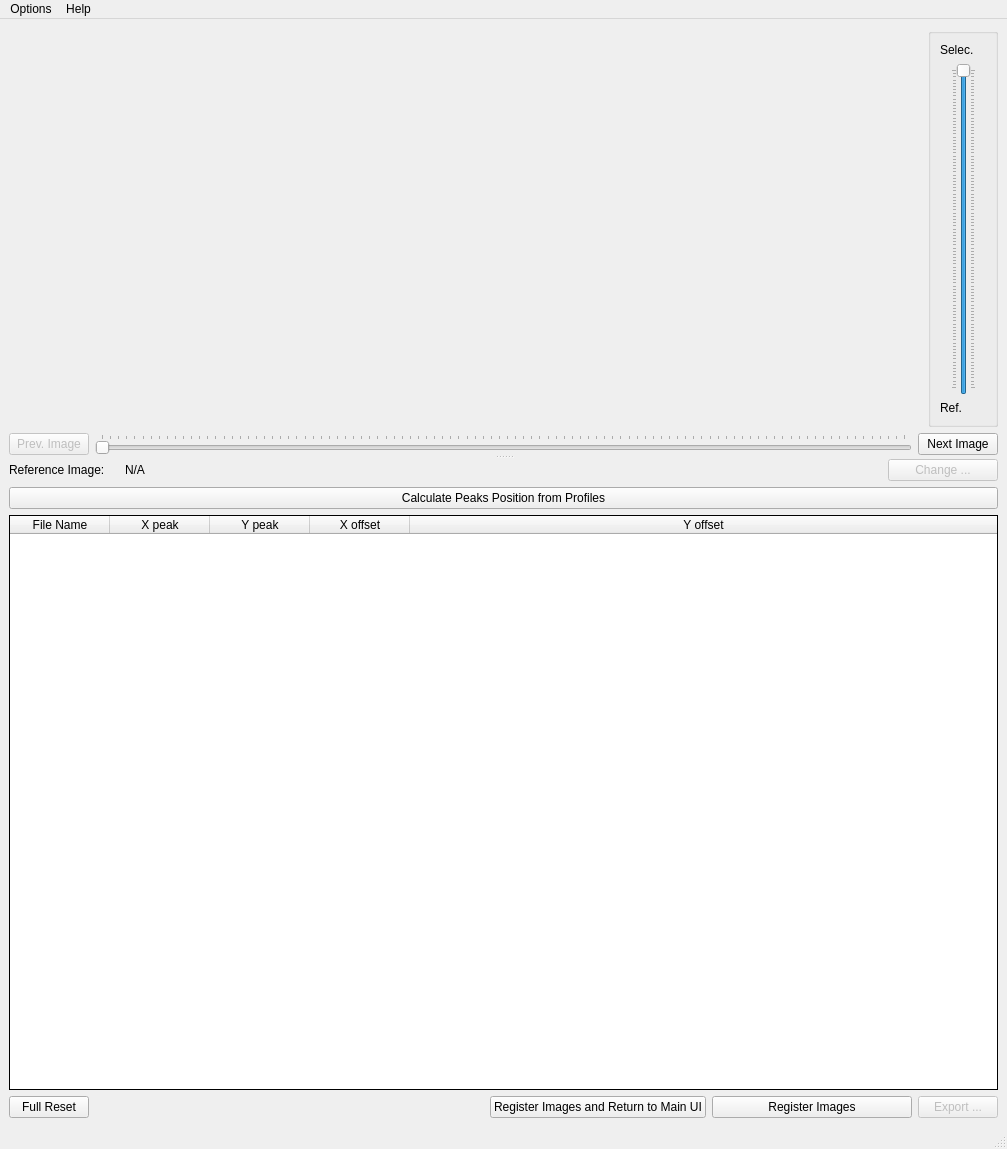
The window that notebooks/ui/ui_registration_profile.ui (neutronimaging/python_notebooks) describes before a commit, drawn with Qt 5.
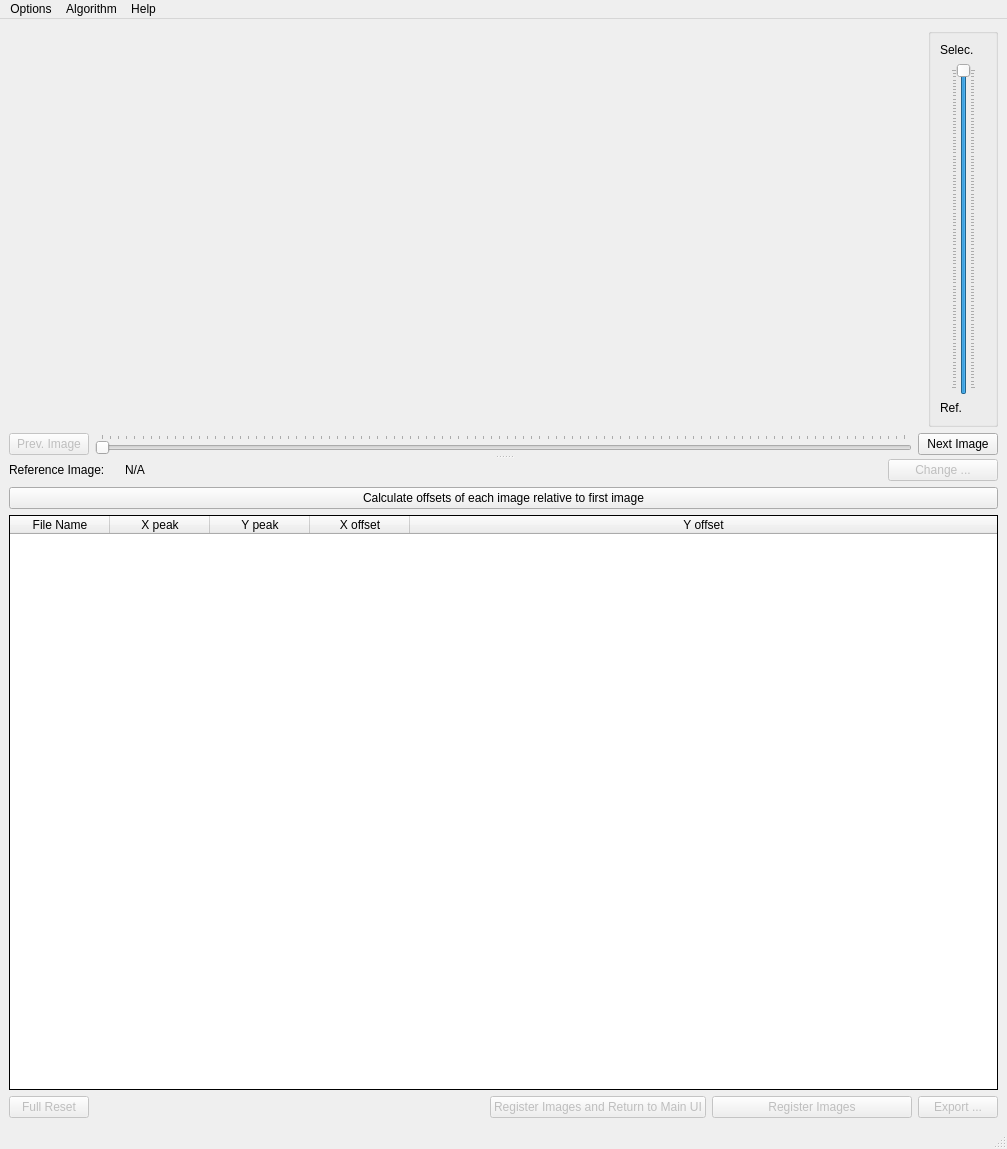
The same window after the commit.

Commit message: progress bar, interactivity improved of profile/registration and started to add new algo to registration. this refs #153 #152 #154

Patch:
```diff
--- a/notebooks/ui/ui_registration_profile.ui
+++ b/notebooks/ui/ui_registration_profile.ui
@@ -208,7 +208,7 @@
          <item>
           <widget class="QPushButton" name="calculate_markers_button">
            <property name="text">
-            <string>Calculate Peaks Position from Profiles</string>
+            <string>Calculate offsets of each image relative to first image</string>
            </property>
           </widget>
          </item>
@@ -296,6 +296,9 @@
           <layout class="QHBoxLayout" name="horizontalLayout">
            <item>
             <widget class="QPushButton" name="full_reset_button">
+             <property name="enabled">
+              <bool>false</bool>
+             </property>
              <property name="text">
               <string>Full Reset</string>
              </property>
@@ -316,6 +319,9 @@
            </item>
            <item>
             <widget class="QPushButton" name="pushButton">
+             <property name="enabled">
+              <bool>false</bool>
+             </property>
              <property name="text">
               <string>Register Images and Return to Main UI</string>
              </property>
@@ -323,6 +329,9 @@
            </item>
            <item>
             <widget class="QPushButton" name="registered_all_images_button">
+             <property name="enabled">
+              <bool>false</bool>
+             </property>
              <property name="minimumSize">
               <size>
                <width>200</width>
@@ -377,7 +386,15 @@
     </property>
     <addaction name="actionTutorial"/>
    </widget>
+   <widget class="QMenu" name="menuAlgorithm">
+    <property name="title">
+     <string>Algorithm</string>
+    </property>
+    <addaction name="actionProfile_peak_calculation"/>
+    <addaction name="actionProfiles_difference_minimization"/>
+   </widget>
    <addaction name="menuOptions"/>
+   <addaction name="menuAlgorithm"/>
    <addaction name="menuHelp"/>
   </widget>
   <widget class="QStatusBar" name="statusbar"/>
```
Left out of the diff: 67 changed lines with no effect on the pictures. The commit also changes 4 other files.
